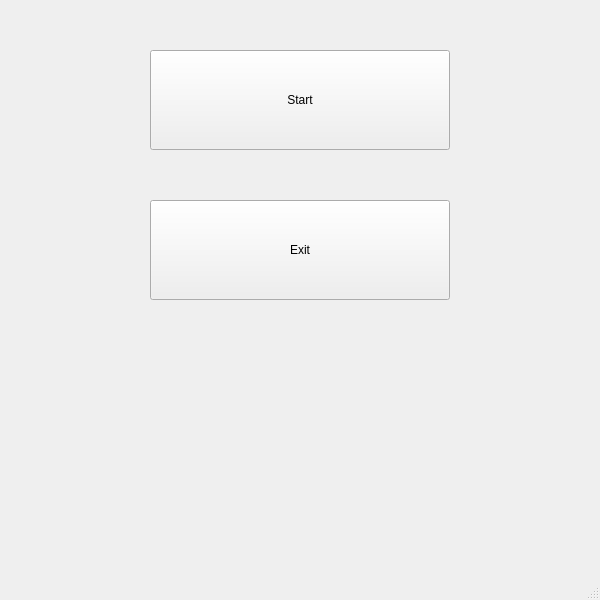
Before: the Qt Designer form startpage.ui in ElGrande95/Tank-game, drawn with Qt 5.
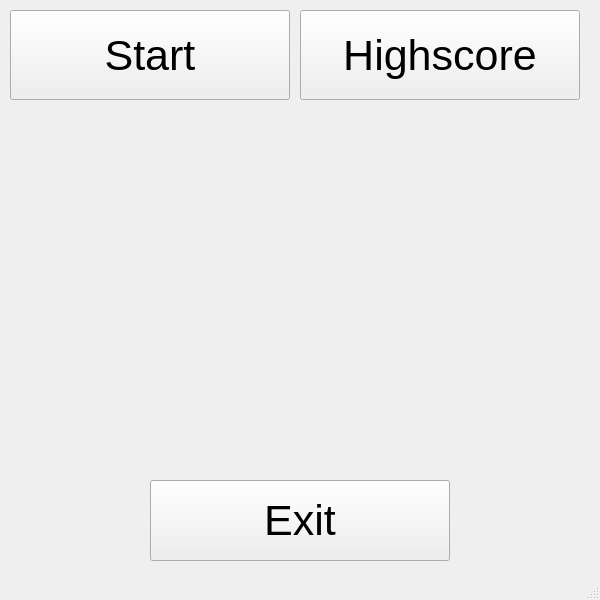
After: the same form once the commit is applied.

Diff of the .ui file:
```diff
--- a/startpage.ui
+++ b/startpage.ui
@@ -17,12 +17,20 @@
    <widget class="QPushButton" name="startButton">
     <property name="geometry">
      <rect>
-      <x>150</x>
-      <y>50</y>
-      <width>300</width>
-      <height>100</height>
+      <x>10</x>
+      <y>10</y>
+      <width>280</width>
+      <height>90</height>
      </rect>
     </property>
+    <property name="font">
+     <font>
+      <pointsize>32</pointsize>
+     </font>
+    </property>
+    <property name="styleSheet">
+     <string notr="true"/>
+    </property>
     <property name="text">
      <string>Start</string>
     </property>
@@ -31,15 +39,41 @@
     <property name="geometry">
      <rect>
       <x>150</x>
-      <y>200</y>
+      <y>480</y>
       <width>300</width>
-      <height>100</height>
+      <height>81</height>
      </rect>
     </property>
+    <property name="font">
+     <font>
+      <pointsize>32</pointsize>
+     </font>
+    </property>
     <property name="text">
      <string>Exit</string>
     </property>
    </widget>
+   <widget class="QPushButton" name="highscoreButton">
+    <property name="geometry">
+     <rect>
+      <x>300</x>
+      <y>10</y>
+      <width>280</width>
+      <height>90</height>
+     </rect>
+    </property>
+    <property name="font">
+     <font>
+      <pointsize>32</pointsize>
+     </font>
+    </property>
+    <property name="text">
+     <string>Highscore</string>
+    </property>
+   </widget>
+   <zorder>startButton</zorder>
+   <zorder>highscoreButton</zorder>
+   <zorder>exitButton</zorder>
   </widget>
   <widget class="QMenuBar" name="menubar">
    <property name="geometry">
```
